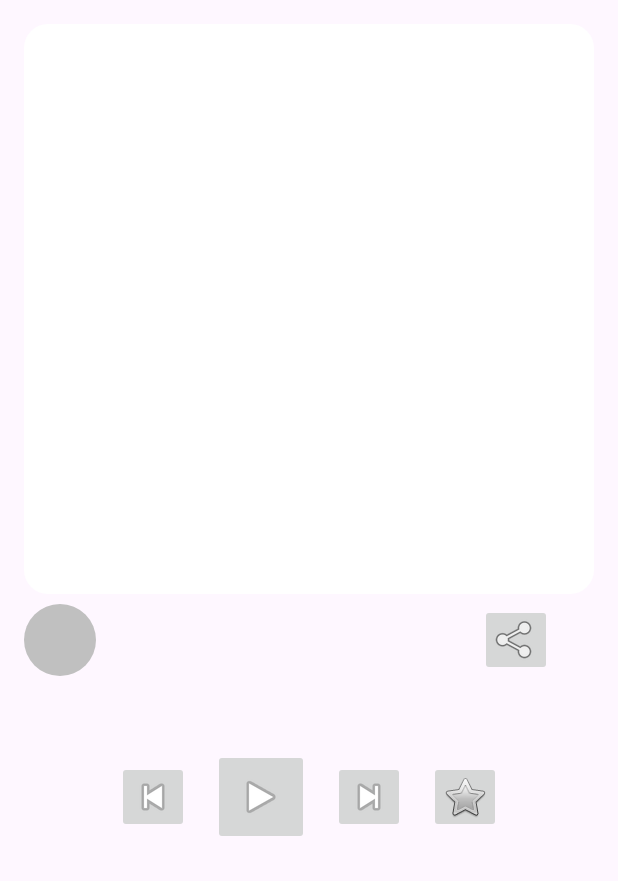
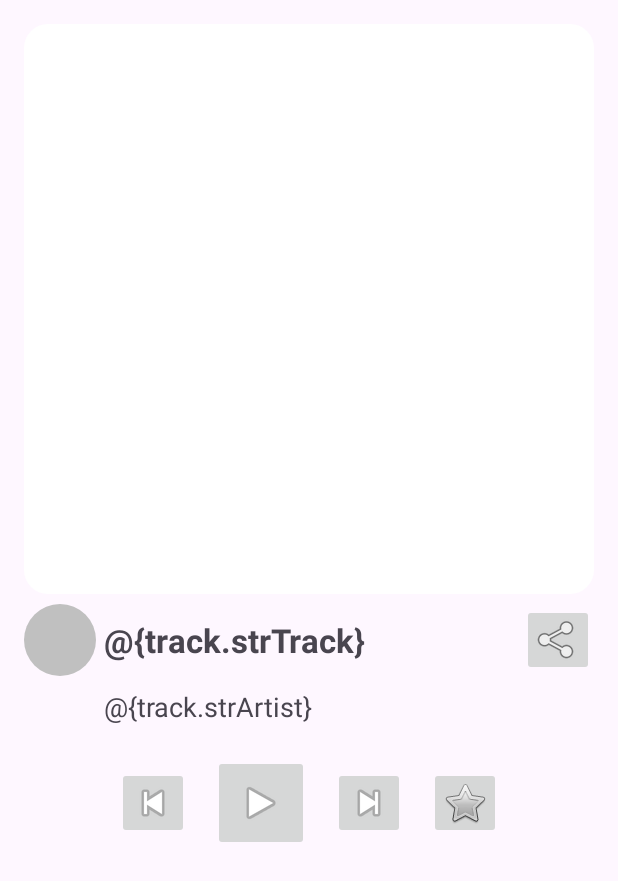
Before and after one commit to VoidMiner/MusicPlayer, an Android app: the fragment PlayerFragment shown on its own in the app's theme, on a phone screen of 412 x 824 dp. Shown: the top 881 px of the screen. Run offline under Robolectric (Android 15) with nearby library versions, the phone set to English and light mode, and no system bars; our stand-ins replace Picasso; pictures from the network do not load; 4 statements that could not run were skipped.

Commit message:
3 TrackViewModel Fatal exception

```diff
--- a/app/src/main/java/com/example/musicplayer/BaseViewModel.kt
+++ /dev/null
@@ -1,4 +0,0 @@
-package com.example.musicplayer
-
-class BaseViewModel {
-}
--- a/app/src/main/java/com/example/musicplayer/FavoriteTracksManager.kt
+++ b/app/src/main/java/com/example/musicplayer/FavoriteTracksManager.kt
@@ -3,6 +3,7 @@ package com.example.musicplayer
 
 import android.content.Context
 import com.google.gson.Gson
+
 
 class FavoriteTracksManager(private val context: Context) {
 
@@ -31,6 +32,10 @@ class FavoriteTracksManager(private val context: Context) {
         saveFavorites(currentFavorites)
     }
 
+    fun isFavorite(track: Track): Boolean {
+        return getFavoriteTracks().contains(track)
+    }
+
     private fun saveFavorites(favorites: List<Track>) {
         val json = gson.toJson(favorites.toTypedArray())
         sharedPreferences.edit().putString("favorite_tracks", json).apply()
--- a/app/src/main/java/com/example/musicplayer/MainActivity.kt
+++ b/app/src/main/java/com/example/musicplayer/MainActivity.kt
@@ -1,9 +1,13 @@
 package com.example.musicplayer
 
+import android.content.Context
 import android.os.Bundle
 import androidx.appcompat.app.AppCompatActivity
 import androidx.fragment.app.Fragment
+import androidx.fragment.app.activityViewModels
 import androidx.fragment.app.commit
+import androidx.lifecycle.ViewModel
+import androidx.lifecycle.ViewModelProvider
 
 class MainActivity : AppCompatActivity() {
 
--- a/app/src/main/java/com/example/musicplayer/PlayerFragment.kt
+++ b/app/src/main/java/com/example/musicplayer/PlayerFragment.kt
@@ -1,66 +1,69 @@
 // PlayerFragment.kt
 package com.example.musicplayer
 
+import android.content.Context
 import android.os.Bundle
 import android.view.LayoutInflater
 import android.view.View
 import android.view.ViewGroup
 import androidx.fragment.app.Fragment
 import androidx.fragment.app.activityViewModels
-import androidx.fragment.app.viewModels
 import androidx.lifecycle.Observer
+import androidx.lifecycle.ViewModel
+import androidx.lifecycle.ViewModelProvider
 import com.example.musicplayer.databinding.FragmentPlayerBinding
 import com.squareup.picasso.Picasso
 
 class PlayerFragment : Fragment() {
 
-    private lateinit var binding: FragmentPlayerBinding
-    private val playerViewModel: PlayerViewModel by viewModels({ requireParentFragment() })
+    private var _binding: FragmentPlayerBinding? = null
+    private val binding get() = _binding!!
+    private val viewModel: PlayerViewModel by activityViewModels()
+
+
 
     override fun onCreateView(
         inflater: LayoutInflater, container: ViewGroup?,
         savedInstanceState: Bundle?
     ): View {
-        binding = FragmentPlayerBinding.inflate(inflater, container, false)
+        _binding = FragmentPlayerBinding.inflate(inflater, container, false)
         return binding.root
     }
 
     override fun onViewCreated(view: View, savedInstanceState: Bundle?) {
         super.onViewCreated(view, savedInstanceState)
 
-        binding.lifecycleOwner = viewLifecycleOwner
-        //TODO КАРАУЛ
-        binding.viewModel = playerViewModel
-
         setupUI()
         observeViewModel()
 
         binding.shareButton.setOnClickListener {
-            // Implement your share functionality here
+            // Обработка нажатия на кнопку "Поделиться"
+            // Ваш код здесь
         }
     }
 
     private fun setupUI() {
-        binding.previousButton.setOnClickListener { playerViewModel.onPreviousClick() }
-        binding.playPauseButton.setOnClickListener { playerViewModel.onPlayPauseClick() }
-        binding.nextButton.setOnClickListener { playerViewModel.onNextClick() }
+        binding.previousButton.setOnClickListener { viewModel.onPreviousClick() }
+        binding.playPauseButton.setOnClickListener { viewModel.onPlayPauseClick() }
+        binding.nextButton.setOnClickListener { viewModel.onNextClick() }
         binding.favoriteImageView.setOnClickListener {
-            playerViewModel.onAddToFavoritesClick(playerViewModel.currentTrack.value)
+            viewModel.onAddToFavoritesClick(viewModel.currentTrack.value)
         }
 
         binding.progressLayout.visibility = View.GONE
         binding.progressTimeTextView.text = "0:00"
         binding.totalTimeTextView.text = "0:00"
 
-        playerViewModel.playbackProgress.observe(viewLifecycleOwner, Observer { progress ->
+        viewModel.playbackProgress.observe(viewLifecycleOwner, Observer { progress ->
             binding.progressLayout.visibility = View.VISIBLE
-            val progressPercentage = (progress * 100 / playerViewModel.currentTrack.value?.intDuration!!).toInt()
-            // Update progress bar or time labels as needed
+            val progressPercentage =
+                (progress * 100 / viewModel.currentTrack.value?.intDuration!!).toInt()
+            // Обновление полосы прогресса или меток времени по мере необходимости
         })
     }
 
     private fun observeViewModel() {
-        playerViewModel.currentTrack.observe(viewLifecycleOwner, Observer { track ->
+        viewModel.currentTrack.observe(viewLifecycleOwner, Observer { track ->
             track?.let {
                 binding.titleTextView.text = it.strTrack
                 binding.artistTextView.text = it.strArtist
@@ -71,11 +74,16 @@ class PlayerFragment : Fragment() {
             }
         })
 
-        playerViewModel.isPlaying.observe(viewLifecycleOwner, Observer { isPlaying ->
+        viewModel.isPlaying.observe(viewLifecycleOwner, Observer { isPlaying ->
             val playPauseButton = binding.playPauseButton
             playPauseButton.setImageResource(
                 if (isPlaying) R.drawable.ic_media_pause else R.drawable.ic_media_play
             )
         })
     }
+
+    override fun onDestroyView() {
+        super.onDestroyView()
+        _binding = null
+    }
 }
--- a/app/src/main/res/layout/fragment_player.xml
+++ b/app/src/main/res/layout/fragment_player.xml
@@ -1,19 +1,8 @@
 <?xml version="1.0" encoding="utf-8"?>
-
-<layout xmlns:android="http://schemas.android.com/apk/res/android"
+<androidx.constraintlayout.widget.ConstraintLayout
+    xmlns:android="http://schemas.android.com/apk/res/android"
     xmlns:app="http://schemas.android.com/apk/res-auto"
-    xmlns:tools="http://schemas.android.com/tools">
-
-    <data>
-        <variable
-            name="track"
-            type="com.example.musicplayer.Track" />
-        <variable
-            name="viewModel"
-            type="com.example.musicplayer.TracksViewModel" />
-    </data>
-
-    <androidx.constraintlayout.widget.ConstraintLayout
+    xmlns:tools="http://schemas.android.com/tools"
     android:layout_width="match_parent"
     android:layout_height="match_parent"
     android:padding="16dp">
@@ -60,7 +49,6 @@
         android:id="@+id/shareButton"
         android:layout_width="48dp"
         android:layout_height="48dp"
-            android:layout_marginEnd="28dp"
         android:src="@android:drawable/ic_menu_share"
         app:layout_constraintBottom_toBottomOf="@+id/titleTextView"
         app:layout_constraintEnd_toEndOf="parent"
@@ -112,7 +100,7 @@
         android:id="@+id/controlButtonsLayout"
         android:layout_width="0dp"
         android:layout_height="wrap_content"
-            android:layout_marginTop="16dp"
+        android:layout_marginTop="20dp"
         android:gravity="center"
         android:orientation="horizontal"
         app:layout_constraintEnd_toEndOf="parent"
@@ -123,13 +111,13 @@
             android:id="@+id/previousButton"
             android:layout_width="48dp"
             android:layout_height="48dp"
-                android:src="@android:drawable/ic_media_previous"
+            android:contentDescription="@string/previous_button_description"
             android:onClick="@{() -> viewModel.onPreviousClick()}"
-                android:contentDescription="@string/previous_button_description"/>
+            android:src="@android:drawable/ic_media_previous" />
 
         <Space
             android:layout_width="16dp"
-                android:layout_height="0dp"/>
+            android:layout_height="0dp" />
 
         <ImageButton
             android:id="@+id/playPauseButton"
@@ -141,27 +129,26 @@
 
         <Space
             android:layout_width="16dp"
-                android:layout_height="0dp"/>
+            android:layout_height="0dp" />
 
         <ImageButton
             android:id="@+id/nextButton"
             android:layout_width="48dp"
             android:layout_height="48dp"
-                android:src="@android:drawable/ic_media_next"
+            android:contentDescription="@string/next_button_description"
             android:onClick="@{() -> viewModel.onNextClick()}"
-                android:contentDescription="@string/next_button_description"/>
+            android:src="@android:drawable/ic_media_next" />
 
         <Space
             android:layout_width="16dp"
-                android:layout_height="0dp"/>
+            android:layout_height="0dp" />
 
         <ImageButton
             android:id="@+id/favoriteImageView"
             android:layout_width="48dp"
             android:layout_height="48dp"
-                android:src="@android:drawable/btn_star_big_off"
+            android:contentDescription="@string/favorite_button_description"
             android:onClick="@{() -> viewModel.onAddToFavoritesClick(track)}"
-                android:contentDescription="@string/favorite_button_description"/>
+            android:src="@android:drawable/btn_star_big_off" />
     </LinearLayout>
 </androidx.constraintlayout.widget.ConstraintLayout>
-</layout>
--- a/gradle.properties
+++ b/gradle.properties
@@ -21,3 +21,4 @@ kotlin.code.style=official
 # resources declared in the library itself and none from the library's dependencies,
 # thereby reducing the size of the R class for that library
 android.nonTransitiveRClass=true
+android.enableJetifier=true
```
Also changed, not shown: app/build.gradle.kts (+8 -4 lines), app/src/main/java/com/example/musicplayer/PlayerViewModel.kt (+41 -62 lines), app/src/main/java/com/example/musicplayer/Track.kt (+5 -4 lines), app/src/main/java/com/example/musicplayer/TracksAdapter.kt (+20 -12 lines), app/src/main/java/com/example/musicplayer/TracksFragment.kt (+3 -10 lines), app/src/main/java/com/example/musicplayer/TracksViewModel.kt (+5 -6 lines), app/src/main/res/layout/fragment_tracks.xml (+4 -17 lines), app/src/main/res/layout/item_track.xml (+6 -21 lines). Lines whose indentation alone changed are shown as unchanged.
